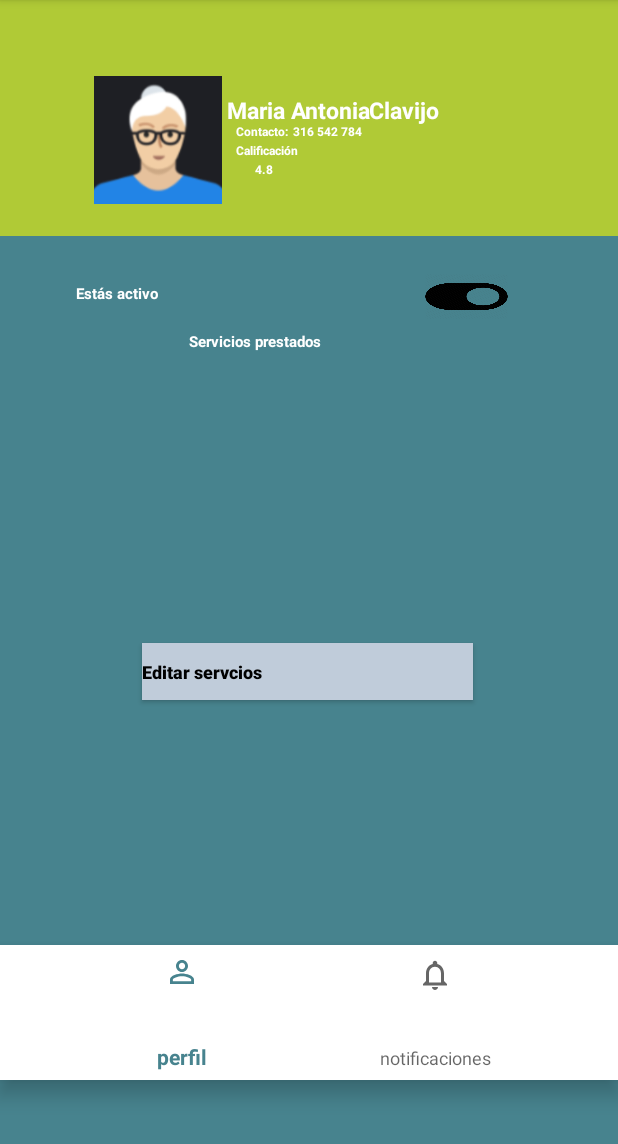
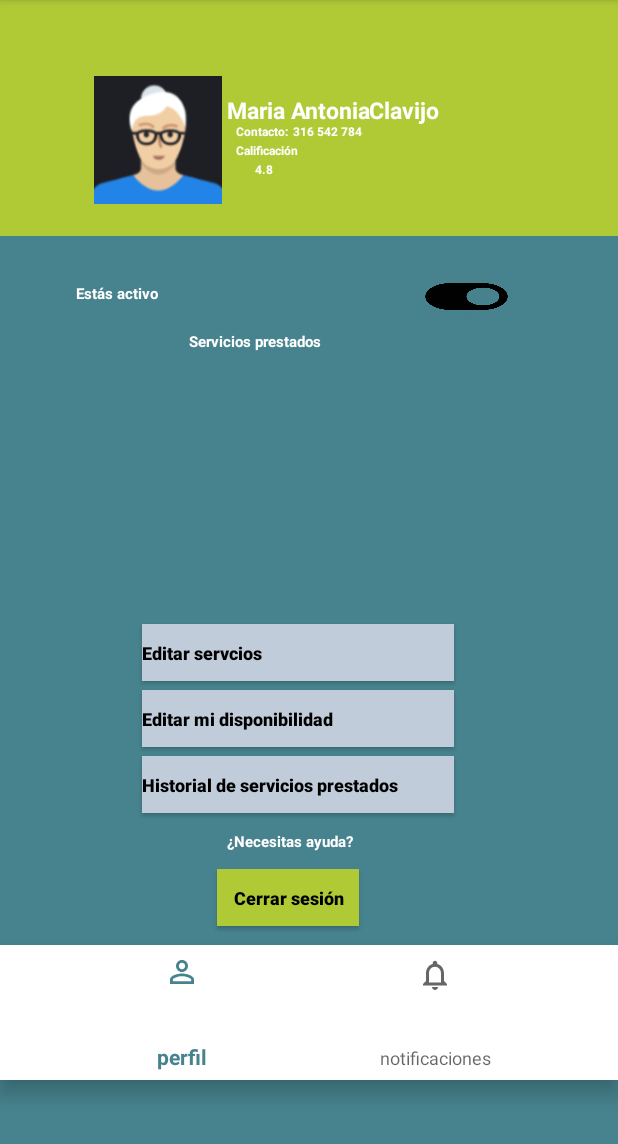
Before and after one commit to dianaitr/ProyectoAppsMoviles, an Android app: the PerfilEmpleadoActivity screen opened directly, with no data from a screen before it, on a phone screen of 412 x 824 dp, the part 84-1228 px from its top. Run offline under Robolectric (Android 15) with nearby library versions, the phone set to English and light mode, and no system bars.

Commit message:
Nueva activity: perfil del empleado COMPLETADO

```diff
--- a/app/src/main/res/layout/activity_perfil_empleado.xml
+++ b/app/src/main/res/layout/activity_perfil_empleado.xml
@@ -130,7 +130,7 @@
     <GridView
         android:id="@+id/gv_lista_servicios_empleado"
         android:layout_width="30mm"
-        android:layout_height="30mm"
+        android:layout_height="25mm"
         android:layout_marginTop="40mm"
         android:layout_marginLeft="16mm"
        >
@@ -142,10 +142,10 @@
 
     <Button
         android:id="@+id/btn_editar_servicios_empleado"
-        android:layout_width="35mm"
+        android:layout_width="33mm"
         android:layout_height="6mm"
         android:background="#C0CCDA"
-        android:layout_marginTop="68mm"
+        android:layout_marginTop="66mm"
         android:layout_marginLeft="15mm"
         android:textAllCaps="false"
         android:text="Editar servcios"
@@ -155,6 +155,69 @@
         android:textStyle="bold"
         android:textColor="#000"
         />
+
+    <Button
+        android:id="@+id/btn_editar_disponibilidad_empleado"
+        android:layout_width="33mm"
+        android:layout_height="6mm"
+        android:background="#C0CCDA"
+        android:layout_marginTop="73mm"
+        android:layout_marginLeft="15mm"
+        android:textAllCaps="false"
+        android:text="Editar mi disponibilidad"
+        android:textAlignment="textStart"
+
+        android:textSize="12dp"
+        android:textStyle="bold"
+        android:textColor="#000"
+        />
+    <Button
+        android:id="@+id/btn_editar_historial_empleado"
+        android:layout_width="33mm"
+        android:layout_height="6mm"
+        android:background="#C0CCDA"
+        android:layout_marginTop="80mm"
+        android:layout_marginLeft="15mm"
+        android:textAllCaps="false"
+        android:text="Historial de servicios prestados"
+        android:textAlignment="textStart"
+
+        android:textSize="12dp"
+        android:textStyle="bold"
+        android:textColor="#000"
+        />
+
+    <TextView
+        android:id="@+id/tv_ayudaEmpleado"
+        android:layout_width="100dp"
+        android:layout_height="25dp"
+        android:layout_marginLeft="24mm"
+        android:layout_marginTop="88mm"
+
+        android:text="¿Necesitas ayuda?"
+        android:textSize="10dp"
+        android:textStyle="bold"
+        android:textColor="#ffff"/>
+
+
+
+    <Button
+        android:id="@+id/btn_editar_cerrar_sesion_empleado"
+        android:layout_width="15mm"
+        android:layout_height="6mm"
+        android:background="#B0CA36"
+        android:layout_marginTop="92mm"
+        android:layout_marginLeft="23mm"
+        android:textAllCaps="false"
+        android:text="Cerrar sesión"
+
+        android:textAlignment="center"
+
+        android:textSize="12dp"
+        android:textStyle="bold"
+        android:textColor="#000"
+        />
+
 
 
     <android.support.design.widget.BottomNavigationView
```
